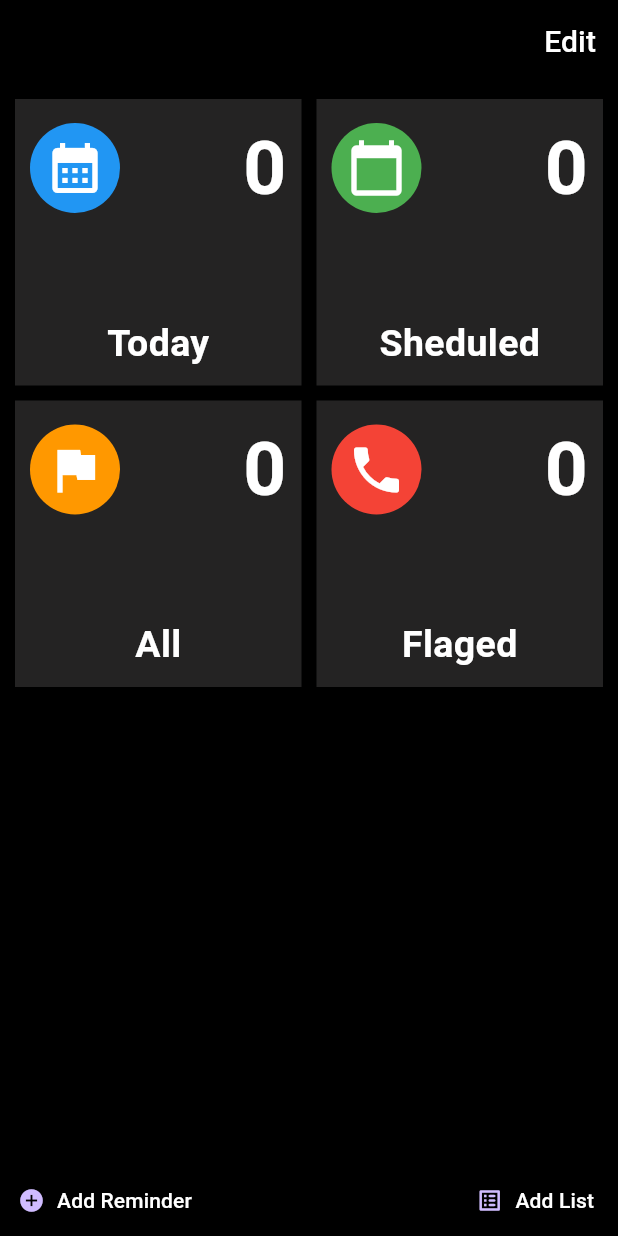
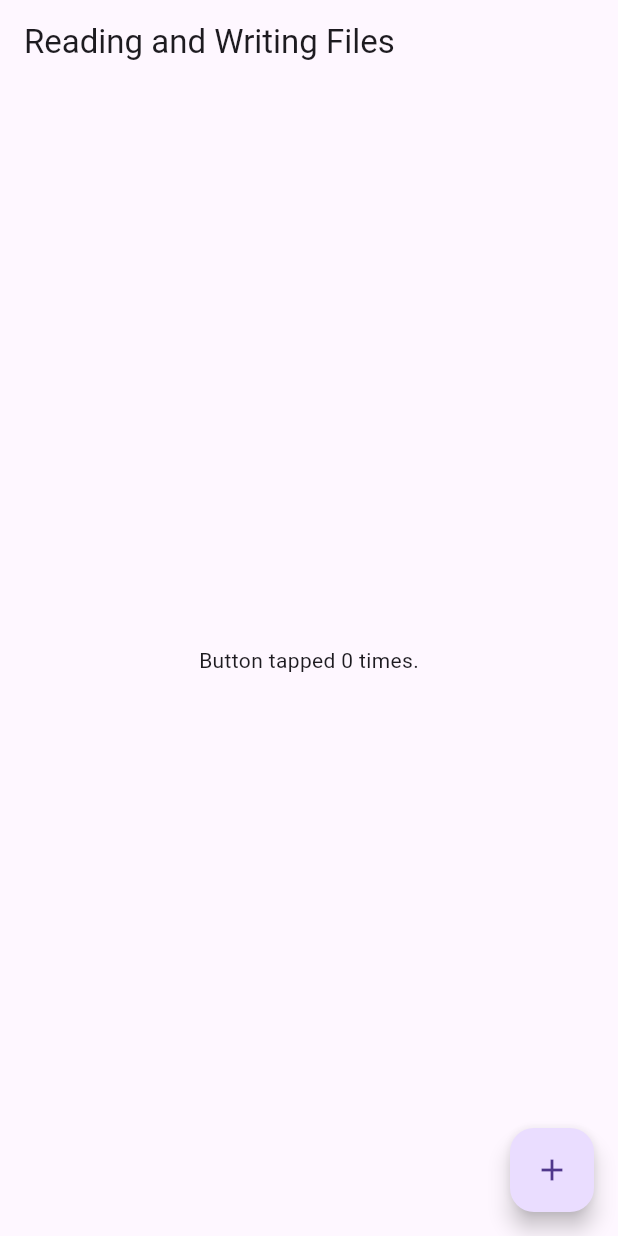
Before and after one commit to chiragbansal511/Sticky-Notes-App, a Flutter app: the screen it shows after launch, on a phone screen of 412 x 824 dp. Run offline on Flutter 3.47's test engine with Material 3 defaults, Android fonts, the phone set to English and light mode, and no system bars.

```diff
--- a/lib/components/icons.dart
+++ /dev/null
@@ -1,17 +0,0 @@
-import "package:flutter/material.dart";
-
-class Newicons extends StatelessWidget{
-  final Color bgcolor ;
-  final IconData data ;
-
-    Newicons({required this.bgcolor , required this.data});
-
-  @override
-  Widget build(BuildContext context) {
-    return Container(
-      padding: EdgeInsetsDirectional.all(10),
-      decoration: BoxDecoration(color: bgcolor , shape: BoxShape.circle),
-      child: Icon(data , color: Colors.white, size: 40,),
-    );
-  }
-}
--- a/lib/main.dart
+++ b/lib/main.dart
@@ -1,23 +1,99 @@
+import 'dart:async';
+import 'dart:io';
+
 import 'package:flutter/material.dart';
-import 'package:testapp/screens/home_screen.dart';
+import 'package:path_provider/path_provider.dart';
 
-void main() => runApp(App());
+void main() {
+  runApp(
+    MaterialApp(
+      title: 'Reading and Writing Files',
+      home: FlutterDemo(storage: CounterStorage()),
+    ),
+  );
+}
 
-class App extends StatelessWidget {
-  const App({super.key});
+class CounterStorage {
+  Future<String> get _localPath async {
+    final directory = await getApplicationDocumentsDirectory();
+
+    return directory.path;
+  }
+
+  Future<File> get _localFile async {
+    final path = await _localPath;
+    return File('$path/counter.txt');
+  }
+
+  Future<int> readCounter() async {
+    try {
+      final file = await _localFile;
+
+      // Read the file
+      final contents = await file.readAsString();
+
+      return int.parse(contents);
+    } catch (e) {
+      // If encountering an error, return 0
+      return 0;
+    }
+  }
+
+  Future<File> writeCounter(int counter) async {
+    final file = await _localFile;
+
+    // Write the file
+    return file.writeAsString('$counter');
+  }
+}
+
+class FlutterDemo extends StatefulWidget {
+  const FlutterDemo({super.key, required this.storage});
+
+  final CounterStorage storage;
+
+  @override
+  State<FlutterDemo> createState() => _FlutterDemoState();
+}
+
+class _FlutterDemoState extends State<FlutterDemo> {
+  int _counter = 0;
+
+  @override
+  void initState() {
+    super.initState();
+    widget.storage.readCounter().then((value) {
+      setState(() {
+        _counter = value;
+      });
+    });
+  }
+
+  Future<File> _incrementCounter() {
+    setState(() {
+      _counter++;
+    });
+
+    // Write the variable as a string to the file.
+    return widget.storage.writeCounter(_counter);
+  }
 
   @override
   Widget build(BuildContext context) {
-    return MaterialApp(
-      initialRoute: "/",
-      routes: {
-        '/': (context) => const HomeScreen(),
-      },
-      theme: ThemeData(
-          scaffoldBackgroundColor: Colors.black,
-          appBarTheme: const AppBarTheme(color: Colors.black),
-          brightness: Brightness.dark,
-          ),
+    return Scaffold(
+      appBar: AppBar(
+        title: const Text('Reading and Writing Files'),
+      ),
+      body: Center(
+        child: Text(
+          'Button tapped $_counter time${_counter == 1 ? '' : 's'}.',
+        ),
+      ),
+      floatingActionButton: FloatingActionButton(
+        onPressed: _incrementCounter,
+        tooltip: 'Increment',
+        child: const Icon(Icons.add),
+      ),
     );
   }
 }
--- a/lib/screens/home_screen.dart
+++ /dev/null
@@ -1,35 +0,0 @@
-import 'package:flutter/material.dart';
-import 'package:testapp/components/icons.dart';
-
-class HomeScreen extends StatelessWidget {
-  const HomeScreen({super.key});
-  @override
-  Widget build(BuildContext context) {
-    return Scaffold(
-      appBar: AppBar(
-       actions: [TextButton(onPressed: ()=>{}, child: const Text("Edit" , style: TextStyle(color: Colors.white , fontSize: 20),),)],
-      ),
-
-       body: Container(
-        child:  Column(
-          children: [
-             Expanded(flex:1, child: GridView.count(crossAxisCount: 2 ,padding: EdgeInsetsDirectional.all(10) , mainAxisSpacing: 10,crossAxisSpacing: 10, children: [
-              Container(child: Container(padding: EdgeInsetsDirectional.all(10), color: const Color.fromARGB(255, 36, 35, 35), child: Column(mainAxisAlignment: MainAxisAlignment.spaceBetween, children: [Row(mainAxisAlignment: MainAxisAlignment.spaceBetween, children: [Newicons(bgcolor: Colors.blue, data: Icons.calendar_month) , Text("0" , style: TextStyle(fontSize: 50 , fontWeight:FontWeight.bold , color: Colors.white),)],), Text('Today',style : TextStyle(fontSize: 25 , fontWeight:FontWeight.bold , color: Colors.white))],))),
-              Container(child: Container(padding: EdgeInsetsDirectional.all(10), color: const Color.fromARGB(255, 36, 35, 35), child: Column(mainAxisAlignment: MainAxisAlignment.spaceBetween, children: [Row(mainAxisAlignment: MainAxisAlignment.spaceBetween, children: [Newicons(bgcolor: Colors.green, data: Icons.calendar_today) , Text("0" , style: TextStyle(fontSize: 50 , fontWeight:FontWeight.bold , color: Colors.white),)],), Text('Sheduled',style : TextStyle(fontSize: 25 , fontWeight:FontWeight.bold , color: Colors.white))],))),
-              Container(child: Container(padding: EdgeInsetsDirectional.all(10), color: const Color.fromARGB(255, 36, 35, 35), child: Column(mainAxisAlignment: MainAxisAlignment.spaceBetween, children: [Row(mainAxisAlignment: MainAxisAlignment.spaceBetween, children: [Newicons(bgcolor: Colors.orange, data: Icons.flag) , Text("0" , style: TextStyle(fontSize: 50 , fontWeight:FontWeight.bold , color: Colors.white),)],), Text('All',style : TextStyle(fontSize: 25 , fontWeight:FontWeight.bold , color: Colors.white))],))),
-              Container(child: Container(padding: EdgeInsetsDirectional.all(10), color: const Color.fromARGB(255, 36, 35, 35), child: Column(mainAxisAlignment: MainAxisAlignment.spaceBetween, children: [Row(mainAxisAlignment: MainAxisAlignment.spaceBetween, children: [Newicons(bgcolor: Colors.red, data: Icons.phone) , Text("0" , style: TextStyle(fontSize: 50 , fontWeight:FontWeight.bold , color: Colors.white),)],), Text('Flaged',style : TextStyle(fontSize: 25 , fontWeight:FontWeight.bold , color: Colors.white))],))),
-
-             ],)),
-
-             Container(
-             child: Row(children: [
-              TextButton.icon(onPressed: ()=>{}, icon: Icon(Icons.add_circle), label: Text("Add Reminder" ,style : TextStyle(color: Colors.white))),
-              TextButton.icon(onPressed: ()=>{}, icon: Icon(Icons.list_alt_rounded), label: Text("Add List" ,style : TextStyle(color: Colors.white )))
-             ],
-             mainAxisAlignment: MainAxisAlignment.spaceBetween,)),
-          ],
-        ),
-       ),
-    );
-  }
-}
```
Also changed, not shown: pubspec.yaml (+34 -78 lines), pubspec.lock.
